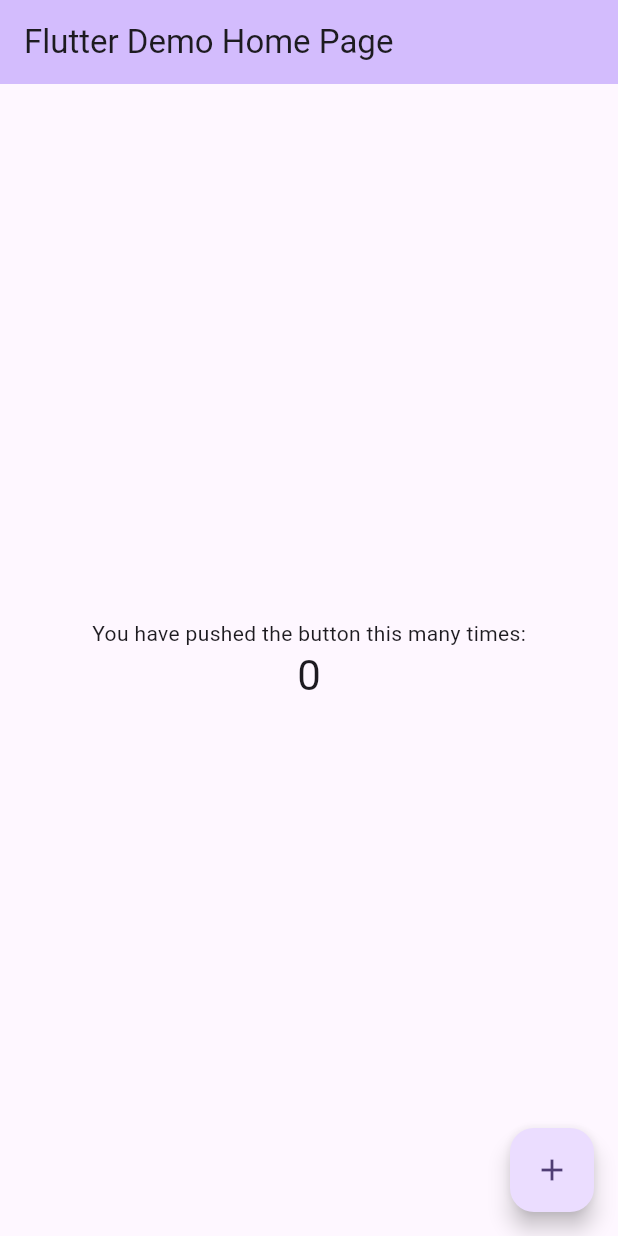
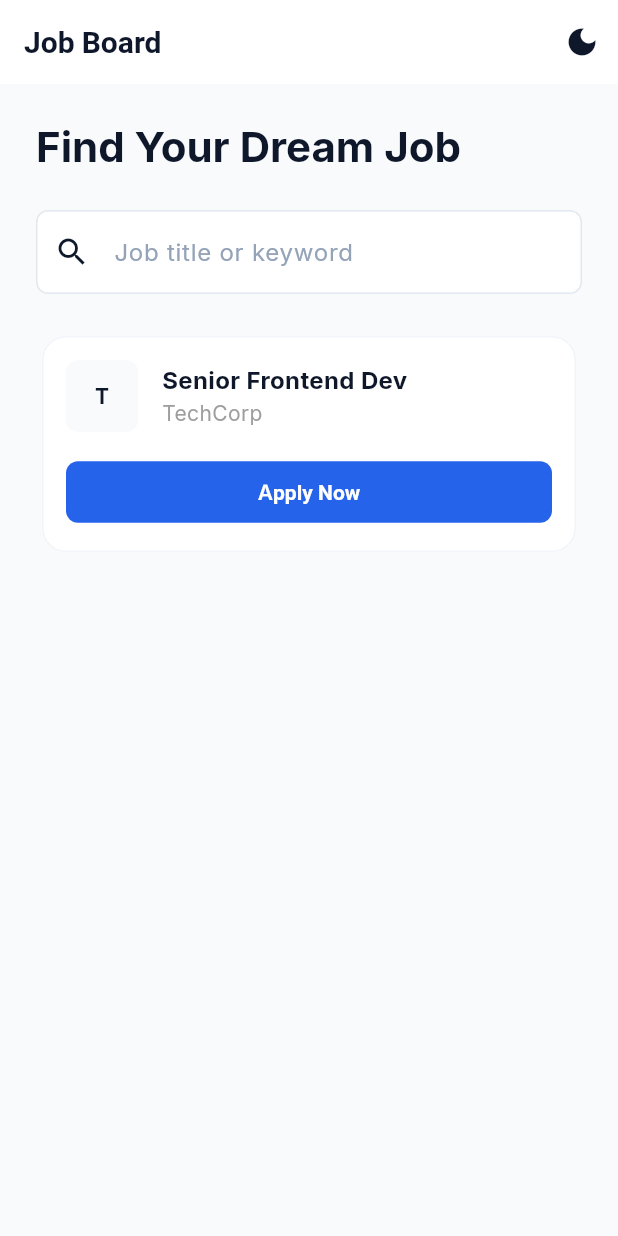
Before and after one commit to Job-Board-Front/job_board_flutter, a Flutter app: the screen it shows after launch, on a phone screen of 412 x 824 dp. Run offline on Flutter 3.47's test engine with Material 3 defaults, Android fonts, the phone set to English and light mode, and no system bars; our stand-ins replace bloc, flutter_bloc, google_fonts, shared_preferences.

Commit message:
feat: added theme and theme toggling logic

```diff
--- /dev/null
+++ b/lib/core/bloc/cubit/theme_cubit.dart
@@ -0,0 +1,38 @@
+import 'package:bloc/bloc.dart';
+import 'package:flutter/material.dart';
+import 'package:meta/meta.dart';
+import 'package:shared_preferences/shared_preferences.dart';
+
+part 'theme_state.dart';
+
+class ThemeCubit extends Cubit<ThemeState> {
+  static const String _themeKey = "theme_mode";
+  ThemeCubit() : super(ThemeInitial(themeMode: ThemeMode.system));
+
+  Future<void> loadTheme() async {
+    final prefs = await SharedPreferences.getInstance();
+    final isDark = prefs.getBool(_themeKey);
+
+    if (isDark == null) {
+      emit(const ThemeInitial(themeMode: ThemeMode.system));
+    } else {
+      emit(
+        ThemeLoadState(themeMode: isDark ? ThemeMode.dark : ThemeMode.light),
+      );
+    }
+  }
+
+  Future<void> toggleTheme() async {
+    final newMode = state.themeMode == ThemeMode.dark
+        ? ThemeMode.light
+        : ThemeMode.dark;
+    emit(ThemeToggleState(themeMode: newMode));
+
+    //Persist
+    final prefs = await SharedPreferences.getInstance();
+    await prefs.setBool(
+      _themeKey,
+      newMode == ThemeMode.dark,
+    ); //true = dark theme
+  }
+}
--- /dev/null
+++ b/lib/core/bloc/cubit/theme_state.dart
@@ -0,0 +1,19 @@
+part of 'theme_cubit.dart';
+
+@immutable
+sealed class ThemeState {
+  final ThemeMode themeMode;
+  const ThemeState({required this.themeMode});
+}
+
+final class ThemeInitial extends ThemeState {
+  const ThemeInitial({required super.themeMode});
+}
+
+final class ThemeToggleState extends ThemeState {
+  const ThemeToggleState({required super.themeMode});
+}
+
+final class ThemeLoadState extends ThemeState {
+  const ThemeLoadState({required super.themeMode});
+}
--- /dev/null
+++ b/lib/core/constants/app_colors.dart
@@ -0,0 +1,31 @@
+import 'package:flutter/material.dart';
+
+class AppColors {
+  AppColors._();
+
+  // --- Primary Brand Colors (Tech Blue) ---
+  static const Color primary50 = Color(0xFFEFF6FF);
+  static const Color primary100 = Color(0xFFDBEAFE);
+  static const Color primary500 = Color(0xFF3B82F6);
+  static const Color primary600 = Color(0xFF2563EB); // Main Brand Color
+  static const Color primary700 = Color(0xFF1D4ED8);
+  static const Color primary900 = Color(0xFF1E3A8A);
+
+  // --- Neutrals (Slate) ---
+  static const Color slate50 = Color(0xFFF8FAFC); // Light background
+  static const Color slate100 = Color(0xFFF1F5F9); // Light borders
+  static const Color slate200 = Color(0xFFE2E8F0); // Input borders
+  static const Color slate300 = Color(0xFFCBD5E1);
+  static const Color slate400 = Color(0xFF94A3B8); // Subtitles
+  static const Color slate500 = Color(0xFF64748B); // Icons
+  static const Color slate700 = Color(0xFF334155);
+  static const Color slate800 = Color(0xFF1E293B); // Dark Card bg
+  static const Color slate850 = Color(0xFF1A202C); // Darker Card bg
+  static const Color slate900 = Color(0xFF0F172A); // Dark Scaffold bg
+
+  // --- Semantic Colors ---
+  static const Color error = Color(0xFFEF4444);
+  static const Color success = Color(0xFF10B981);
+  static const Color white = Colors.white;
+  static const Color black = Colors.black;
+}
--- a/lib/main.dart
+++ b/lib/main.dart
@@ -1,4 +1,8 @@
 import 'package:flutter/material.dart';
+import 'package:flutter_bloc/flutter_bloc.dart';
+import 'package:job_board_flutter/core/bloc/cubit/theme_cubit.dart';
+import 'package:job_board_flutter/utils/theme/dark_theme.dart';
+import 'package:job_board_flutter/utils/theme/light_theme.dart';
 
 void main() {
   runApp(const MyApp());
@@ -10,113 +14,125 @@ class MyApp extends StatelessWidget {
   // This widget is the root of your application.
   @override
   Widget build(BuildContext context) {
-    return MaterialApp(
-      title: 'Flutter Demo',
-      theme: ThemeData(
-        // This is the theme of your application.
-        //
-        // TRY THIS: Try running your application with "flutter run". You'll see
-        // the application has a purple toolbar. Then, without quitting the app,
-        // try changing the seedColor in the colorScheme below to Colors.green
-        // and then invoke "hot reload" (save your changes or press the "hot
-        // reload" button in a Flutter-supported IDE, or press "r" if you used
-        // the command line to start the app).
-        //
-        // Notice that the counter didn't reset back to zero; the application
-        // state is not lost during the reload. To reset the state, use hot
-        // restart instead.
-        //
-        // This works for code too, not just values: Most code changes can be
-        // tested with just a hot reload.
-        colorScheme: .fromSeed(seedColor: Colors.deepPurple),
+    return BlocProvider(
+      create: (context) => ThemeCubit()..loadTheme(),
+      child: BlocConsumer<ThemeCubit, ThemeState>(
+        listener: (context, state) => {},
+        builder: (context, state) {
+          return MaterialApp(
+            title: 'Job Board Flutter',
+            debugShowCheckedModeBanner: false,
+
+            // Apply the themes we defined
+            theme: AppLightTheme.lightTheme,
+            darkTheme: AppDarkTheme.darkTheme,
+            themeMode: state.themeMode,
+
+            home: const HomePage(),
+          );
+        },
       ),
-      home: const MyHomePage(title: 'Flutter Demo Home Page'),
     );
   }
 }
 
-class MyHomePage extends StatefulWidget {
-  const MyHomePage({super.key, required this.title});
-
-  // This widget is the home page of your application. It is stateful, meaning
-  // that it has a State object (defined below) that contains fields that affect
-  // how it looks.
-
-  // This class is the configuration for the state. It holds the values (in this
-  // case the title) provided by the parent (in this case the App widget) and
-  // used by the build method of the State. Fields in a Widget subclass are
-  // always marked "final".
-
-  final String title;
-
-  @override
-  State<MyHomePage> createState() => _MyHomePageState();
-}
-
-class _MyHomePageState extends State<MyHomePage> {
-  int _counter = 0;
-
-  void _incrementCounter() {
-    setState(() {
-      // This call to setState tells the Flutter framework that something has
-      // changed in this State, which causes it to rerun the build method below
-      // so that the display can reflect the updated values. If we changed
-      // _counter without calling setState(), then the build method would not be
-      // called again, and so nothing would appear to happen.
-      _counter++;
-    });
-  }
+class HomePage extends StatelessWidget {
+  const HomePage({super.key});
 
   @override
   Widget build(BuildContext context) {
-    // This method is rerun every time setState is called, for instance as done
-    // by the _incrementCounter method above.
-    //
-    // The Flutter framework has been optimized to make rerunning build methods
-    // fast, so that you can just rebuild anything that needs updating rather
-    // than having to individually change instances of widgets.
     return Scaffold(
       appBar: AppBar(
-        // TRY THIS: Try changing the color here to a specific color (to
-        // Colors.amber, perhaps?) and trigger a hot reload to see the AppBar
-        // change color while the other colors stay the same.
-        backgroundColor: Theme.of(context).colorScheme.inversePrimary,
-        // Here we take the value from the MyHomePage object that was created by
-        // the App.build method, and use it to set our appbar title.
-        title: Text(widget.title),
+        title: const Text('Job Board'),
+        actions: [
+          IconButton(
+            icon: Icon(
+              Theme.of(context).brightness == Brightness.dark
+                  ? Icons.light_mode
+                  : Icons.dark_mode,
+            ),
+            onPressed: () {
+              context.read<ThemeCubit>().toggleTheme();
+            },
+          ),
+        ],
       ),
-      body: Center(
-        // Center is a layout widget. It takes a single child and positions it
-        // in the middle of the parent.
+      body: Padding(
+        padding: const EdgeInsets.all(24.0),
         child: Column(
-          // Column is also a layout widget. It takes a list of children and
-          // arranges them vertically. By default, it sizes itself to fit its
-          // children horizontally, and tries to be as tall as its parent.
-          //
-          // Column has various properties to control how it sizes itself and
-          // how it positions its children. Here we use mainAxisAlignment to
-          // center the children vertically; the main axis here is the vertical
-          // axis because Columns are vertical (the cross axis would be
-          // horizontal).
-          //
-          // TRY THIS: Invoke "debug painting" (choose the "Toggle Debug Paint"
-          // action in the IDE, or press "p" in the console), to see the
-          // wireframe for each widget.
-          mainAxisAlignment: .center,
+          crossAxisAlignment: CrossAxisAlignment.start,
           children: [
-            const Text('You have pushed the button this many times:'),
             Text(
-              '$_counter',
-              style: Theme.of(context).textTheme.headlineMedium,
+              'Find Your Dream Job',
+              style: Theme.of(
+                context,
+              ).textTheme.headlineMedium?.copyWith(fontWeight: FontWeight.bold),
+            ),
+            const SizedBox(height: 24),
+            const TextField(
+              decoration: InputDecoration(
+                hintText: 'Job title or keyword',
+                prefixIcon: Icon(Icons.search),
+              ),
+            ),
+            const SizedBox(height: 24),
+            // Example Job Card
+            Card(
+              child: Padding(
+                padding: const EdgeInsets.all(16.0),
+                child: Column(
+                  crossAxisAlignment: CrossAxisAlignment.start,
+                  children: [
+                    Row(
+                      children: [
+                        Container(
+                          width: 48,
+                          height: 48,
+                          decoration: BoxDecoration(
+                            color: Theme.of(context).scaffoldBackgroundColor,
+                            borderRadius: BorderRadius.circular(8),
+                          ),
+                          child: const Center(
+                            child: Text(
+                              'T',
+                              style: TextStyle(fontWeight: FontWeight.bold),
+                            ),
+                          ),
+                        ),
+                        const SizedBox(width: 16),
+                        const Column(
+                          crossAxisAlignment: CrossAxisAlignment.start,
+                          children: [
+                            Text(
+                              'Senior Frontend Dev',
+                              style: TextStyle(
+                                fontWeight: FontWeight.bold,
+                                fontSize: 16,
+                              ),
+                            ),
+                            Text(
+                              'TechCorp',
+                              style: TextStyle(color: Colors.grey),
+                            ),
+                          ],
+                        ),
+                      ],
+                    ),
+                    const SizedBox(height: 16),
+                    SizedBox(
+                      width: double.infinity,
+                      child: ElevatedButton(
+                        onPressed: () {},
+                        child: const Text('Apply Now'),
+                      ),
+                    ),
+                  ],
+                ),
+              ),
             ),
           ],
         ),
       ),
-      floatingActionButton: FloatingActionButton(
-        onPressed: _incrementCounter,
-        tooltip: 'Increment',
-        child: const Icon(Icons.add),
-      ),
     );
   }
 }
--- /dev/null
+++ b/lib/utils/theme/dark_theme.dart
@@ -0,0 +1,76 @@
+import 'package:flutter/material.dart';
+import 'package:flutter/services.dart';
+import 'package:google_fonts/google_fonts.dart';
+import 'package:job_board_flutter/core/constants/app_colors.dart';
+
+class AppDarkTheme {
+  // ---------------------------------------------------------------------------
+  // DARK THEME
+  // ---------------------------------------------------------------------------
+  static final ThemeData darkTheme = ThemeData(
+    useMaterial3: true,
+    brightness: Brightness.dark,
+    scaffoldBackgroundColor: AppColors.slate900,
+    fontFamily: GoogleFonts.inter().fontFamily,
+
+    colorScheme: const ColorScheme.dark(
+      primary: AppColors.primary600,
+      onPrimary: AppColors.white,
+      secondary: AppColors.white,
+      surface: AppColors.slate800,
+      onSurface: AppColors.white,
+      outline: AppColors.slate700,
+    ),
+
+    appBarTheme: const AppBarTheme(
+      backgroundColor: AppColors.slate900, // Or slate800 for contrast
+      elevation: 0,
+      scrolledUnderElevation: 0,
+      iconTheme: IconThemeData(color: AppColors.white),
+      titleTextStyle: TextStyle(
+        color: AppColors.white,
+        fontSize: 20,
+        fontWeight: FontWeight.bold,
+      ),
+      systemOverlayStyle: SystemUiOverlayStyle.light,
+    ),
+
+    inputDecorationTheme: InputDecorationTheme(
+      filled: true,
+      fillColor: AppColors.slate800,
+      contentPadding: const EdgeInsets.symmetric(horizontal: 16, vertical: 16),
+      hintStyle: const TextStyle(color: AppColors.slate500),
+      border: _buildBorder(AppColors.slate700),
+      enabledBorder: _buildBorder(AppColors.slate700),
+      focusedBorder: _buildBorder(AppColors.primary600, width: 2.0),
+    ),
+
+    elevatedButtonTheme: ElevatedButtonThemeData(
+      style: ElevatedButton.styleFrom(
+        backgroundColor: AppColors.primary600,
+        foregroundColor: AppColors.white,
+        elevation: 0,
+        padding: const EdgeInsets.symmetric(horizontal: 24, vertical: 12),
+        shape: RoundedRectangleBorder(borderRadius: BorderRadius.circular(8)),
+        textStyle: const TextStyle(fontWeight: FontWeight.w600),
+      ),
+    ),
+
+    cardTheme: CardThemeData(
+      color: AppColors.slate800,
+      elevation: 0,
+      shape: RoundedRectangleBorder(
+        borderRadius: BorderRadius.circular(16),
+        side: const BorderSide(color: AppColors.slate700),
+      ),
+    ),
+  );
+
+  // Helper for borders
+  static OutlineInputBorder _buildBorder(Color color, {double width = 1.0}) {
+    return OutlineInputBorder(
+      borderRadius: BorderRadius.circular(8),
+      borderSide: BorderSide(color: color, width: width),
+    );
+  }
+}
--- /dev/null
+++ b/lib/utils/theme/light_theme.dart
@@ -0,0 +1,82 @@
+import 'package:flutter/material.dart';
+import 'package:flutter/services.dart';
+import 'package:google_fonts/google_fonts.dart';
+import 'package:job_board_flutter/core/constants/app_colors.dart';
+
+class AppLightTheme {
+  AppLightTheme._();
+
+  static final ThemeData lightTheme = ThemeData(
+    useMaterial3: true,
+    brightness: Brightness.light,
+    scaffoldBackgroundColor: AppColors.slate50,
+    fontFamily: GoogleFonts.inter().fontFamily,
+
+    // 1. Color Scheme (The foundation)
+    colorScheme: const ColorScheme.light(
+      primary: AppColors.primary600,
+      onPrimary: AppColors.white,
+      secondary: AppColors.slate900, // Used for secondary buttons
+      surface: AppColors.white, // Card background
+      onSurface: AppColors.slate900, // Text color
+      error: AppColors.error,
+      outline: AppColors.slate200, // Border color
+    ),
+
+    // 2. AppBar
+    appBarTheme: const AppBarTheme(
+      backgroundColor: AppColors.white,
+      elevation: 0,
+      scrolledUnderElevation: 0,
+      iconTheme: IconThemeData(color: AppColors.slate900),
+      titleTextStyle: TextStyle(
+        color: AppColors.slate900,
+        fontSize: 20,
+        fontWeight: FontWeight.bold,
+      ),
+      systemOverlayStyle: SystemUiOverlayStyle.dark, // Status bar icons
+    ),
+
+    // 3. Inputs (TextFields) - Matches Tailwind 'ring' styles
+    inputDecorationTheme: InputDecorationTheme(
+      filled: true,
+      fillColor: AppColors.white,
+      contentPadding: const EdgeInsets.symmetric(horizontal: 16, vertical: 16),
+      hintStyle: const TextStyle(color: AppColors.slate400),
+      border: _buildBorder(AppColors.slate200),
+      enabledBorder: _buildBorder(AppColors.slate200),
+      focusedBorder: _buildBorder(AppColors.primary600, width: 2.0),
+      errorBorder: _buildBorder(AppColors.error),
+    ),
+
+    // 4. Buttons
+    elevatedButtonTheme: ElevatedButtonThemeData(
+      style: ElevatedButton.styleFrom(
+        backgroundColor: AppColors.primary600,
+        foregroundColor: AppColors.white,
+        elevation: 0,
+        padding: const EdgeInsets.symmetric(horizontal: 24, vertical: 12),
+        shape: RoundedRectangleBorder(borderRadius: BorderRadius.circular(8)),
+        textStyle: const TextStyle(fontWeight: FontWeight.w600),
+      ),
+    ),
+
+    // 5. Cards
+    cardTheme: CardThemeData(
+      color: AppColors.white,
+      elevation: 0,
+      shape: RoundedRectangleBorder(
+        borderRadius: BorderRadius.circular(16), // Matches rounded-2xl
+        side: const BorderSide(color: AppColors.slate100),
+      ),
+    ),
+  );
+
+  // Helper for borders
+  static OutlineInputBorder _buildBorder(Color color, {double width = 1.0}) {
+    return OutlineInputBorder(
+      borderRadius: BorderRadius.circular(8),
+      borderSide: BorderSide(color: color, width: width),
+    );
+  }
+}
--- a/pubspec.yaml
+++ b/pubspec.yaml
@@ -40,6 +40,9 @@ dependencies:
   dio: ^5.9.0
   build_runner: ^2.4.13
   flutter_bloc: ^9.1.1
+  google_fonts: ^7.0.2
+  equatable: ^2.0.8
+  shared_preferences: ^2.5.4
 
 dev_dependencies:
   flutter_test:
```
Also changed, not shown: pubspec.lock, 1 other file.
